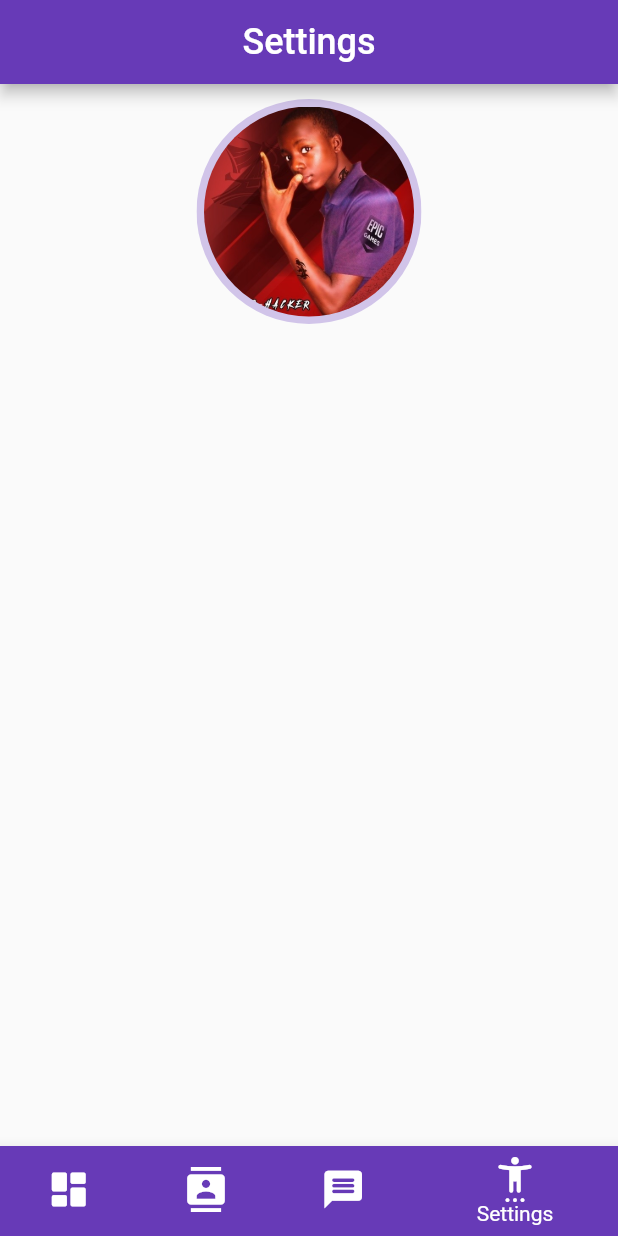
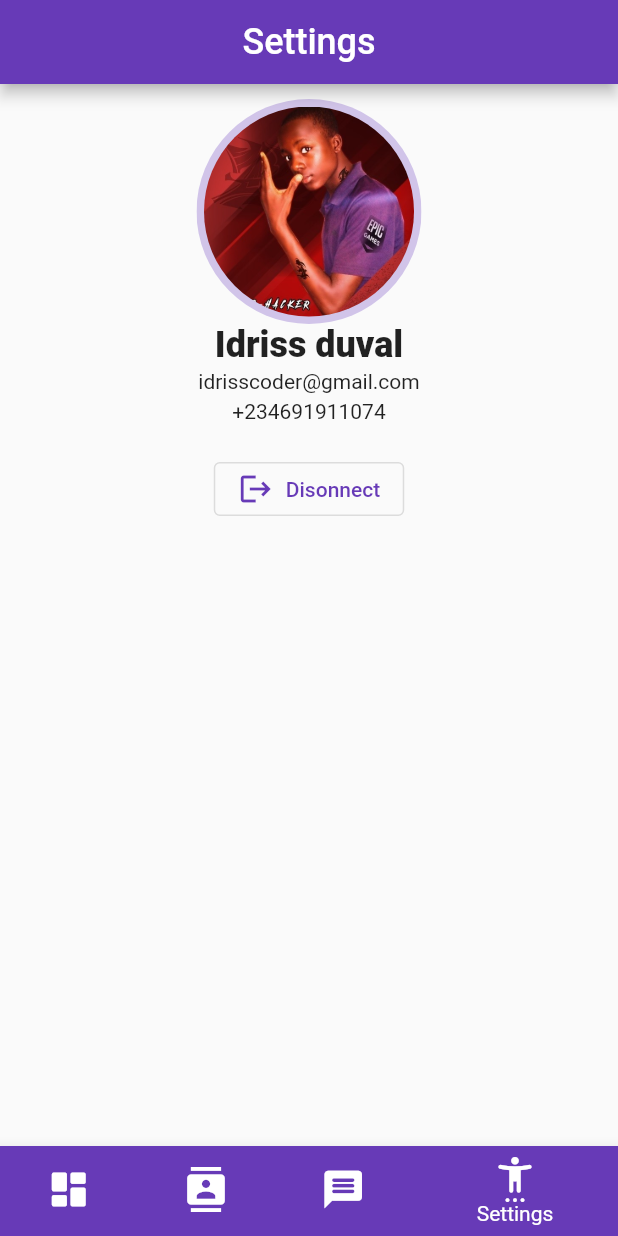
Before and after one commit to IDRISSHACKER/lifelinesms, a Flutter app: the screen it shows after launch, item 4 of the bottom bar chosen, on a phone screen of 412 x 824 dp. Run offline on Flutter 3.47's test engine with Material 2 defaults, Android fonts, the phone set to English and light mode, and no system bars; our stand-ins replace flutter_svg; missing offline and left inert: open_url; network calls fail.

Commit message:
design screen of user infos

```diff
--- a/lib/screens/settings/settings.screen.dart
+++ b/lib/screens/settings/settings.screen.dart
@@ -1,5 +1,7 @@
 import 'dart:convert';
 import 'package:flutter/material.dart';
+import 'package:lifelinesms/screens/settings/widgets/detailsSection.dart';
+import 'package:lifelinesms/screens/settings/widgets/signOutSection.dart';
 import './../../layouts/appBarLayout.dart';
 import './widgets/avatarSection.dart';
 
@@ -23,7 +25,10 @@ class _SettingsScreen extends State<SettingsScreen> {
           child: Column(
             children: [
               const SizedBox(height: 10,),
-              avatarSection(avatarPath)
+              avatarSection(avatarPath),
+              detailsSection(),
+              const SizedBox(height: 20,),
+              signOutSection()
             ],
           )
         ),
--- a/lib/screens/settings/widgets/detailsSection.dart
+++ b/lib/screens/settings/widgets/detailsSection.dart
@@ -0,0 +1,21 @@
+import 'package:flutter/material.dart';
+
+Widget detailsSection(){
+  return Container(
+    child: Column(
+      children: [
+        Text(
+          "Idriss duval",
+          style: TextStyle(
+            fontWeight: FontWeight.w800,
+            fontSize: 24
+          ),
+        ),
+        SizedBox(height: 2.0,),
+        Text("idrisscoder@gmail.com"),
+        SizedBox(height: 4.0,),
+        Text("+234691911074"),
+      ],
+    ),
+  );
+}
--- /dev/null
+++ b/lib/screens/settings/widgets/signOutSection.dart
@@ -0,0 +1,13 @@
+import 'package:flutter/material.dart';
+
+Widget signOutSection(){
+  return Container(
+    child: OutlinedButton.icon(
+        onPressed: (){},
+        icon: Icon(Icons.logout),
+        label: Text("Disonnect"),
+        style: ButtonStyle(
+        ),
+    ),
+  );
+}
```
